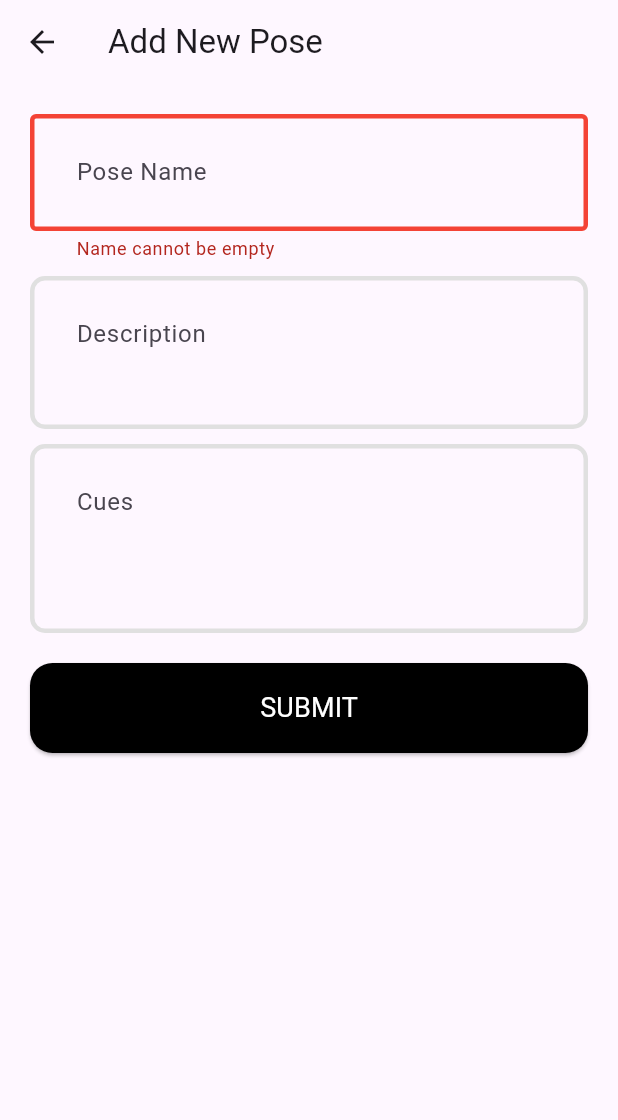
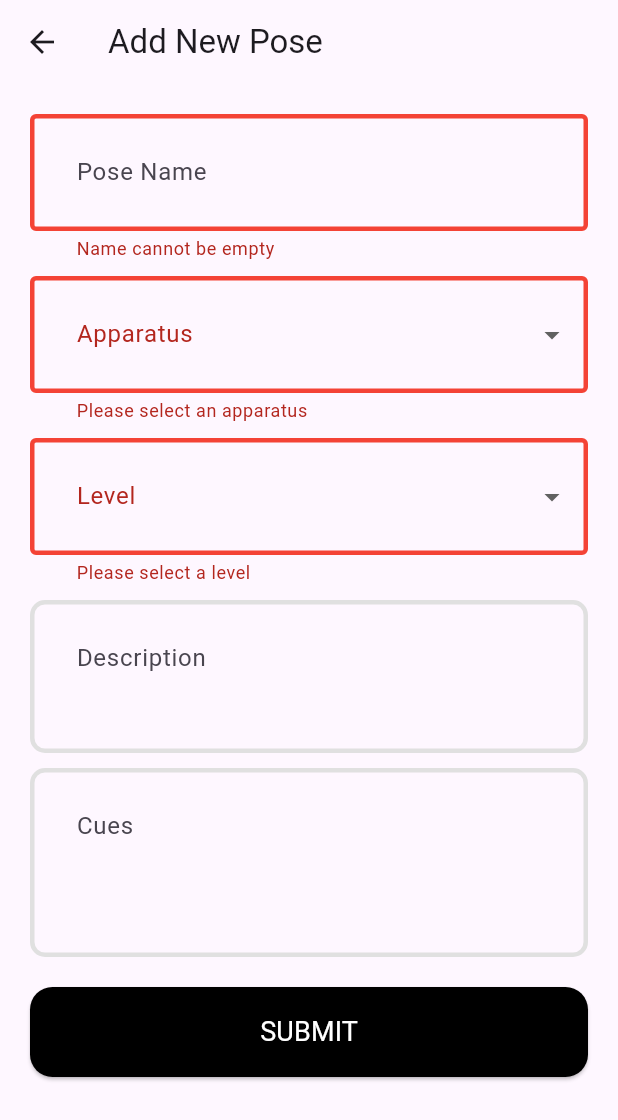
Before and after one commit to bshweta7/Aerialib, a Flutter app: the AddNewPosePage screen opened directly, after a tap on "SUBMIT", on a phone screen of 412 x 824 dp. Shown: the top 1120 px of the screen. Run offline on Flutter 3.47's test engine with Material 3 defaults, Android fonts, the light colour scheme and no system bars; our stand-ins replace cached_network_image, connectivity_plus, flutter_bloc, shared_preferences, sqflite_common_ffi, sqflite_common_ffi_web; missing offline and left inert: flex_color_picker; accounts and stored records are empty; Roboto replaces fonts that are missing (Cera Pro).

Commit message:
Update add new pose page and fix SQLite local repo

```diff
--- a/frontend/lib/features/poses/pages/add_new_pose_page.dart
+++ b/frontend/lib/features/poses/pages/add_new_pose_page.dart
@@ -37,11 +37,11 @@ class _AddNewPosePageState extends State<AddNewPosePage> {
       if (level != null) { // Check if level is a valid integer
         await context.read<PosesCubit>().createNewPose(
           name: nameController.text.trim(),
+          apparatus: apparatusController.text.trim(),
+          level: level, // Use the parsed integer
           description: descriptionController.text.trim(),
           cues: cuesController.text.trim(),
-          apparatus: apparatusController.text.trim(),
-          level: level, // Use the parsed integer
-          thumbnailURL: thumbnailURLController.text.trim(),
+          thumbnailURL: '', // TODO
           token: user.user.token,
           createdBy: user.user.id,
         );
@@ -88,7 +88,8 @@ class _AddNewPosePageState extends State<AddNewPosePage> {
           listener: (context, state) {
             if (state is PoseError) {
               ScaffoldMessenger.of(context).showSnackBar(
-                  SnackBar(content: Text(state.error))
+                SnackBar(content: Text("There was an error adding the pose"))
+                // SnackBar(content: Text(state.error))
               );
             } else if (state is AddNewPoseSuccess) {
               ScaffoldMessenger.of(context).showSnackBar(
@@ -111,7 +112,7 @@ class _AddNewPosePageState extends State<AddNewPosePage> {
               padding: const EdgeInsets.all(20),
               child: Form(
                 key: formKey,
-                child: Column(
+                child: Column( // TODO expanded widget here???
                     children: [
                       // Name Textbox
                       TextFormField(
@@ -128,6 +129,60 @@ class _AddNewPosePageState extends State<AddNewPosePage> {
                         },
                       ),
                       const SizedBox(height: 10,),
+
+                      // Apparatus Dropdown
+                      DropdownButtonFormField<String>(
+                        value: apparatusController.text.isNotEmpty ? apparatusController.text : null,
+                        onChanged: (String? newValue) {
+                          if (newValue != null) {
+                            apparatusController.text = newValue;
+                          }
+                        },
+                        items: <String>['Lyra', 'Hammock']
+                            .map<DropdownMenuItem<String>>((String value) {
+                          return DropdownMenuItem<String>(
+                            value: value,
+                            child: Text(value),
+                          );
+                        }).toList(),
+                        decoration: const InputDecoration(
+                          labelText: 'Apparatus',
+                        ),
+                        validator: (value) {
+                          if (value == null || value.isEmpty) {
+                            return 'Please select an apparatus';
+                          }
+                          return null;
+                        },
+                      ),
+                      const SizedBox(height: 10),
+
+                      // Level Dropdown
+                      DropdownButtonFormField<int>(
+                        value: levelController.text.isNotEmpty ? int.tryParse(levelController.text) : null,
+                        onChanged: (int? newValue) {
+                          if (newValue != null) {
+                            levelController.text = newValue.toString();
+                          }
+                        },
+                        items: <int>[0, 1, 2, 3, 4,]
+                            .map<DropdownMenuItem<int>>((int value) {
+                          return DropdownMenuItem<int>(
+                            value: value,
+                            child: Text(value.toString()),
+                          );
+                        }).toList(),
+                        decoration: const InputDecoration(
+                          labelText: 'Level',
+                        ),
+                        validator: (value) {
+                          if (value == null) {
+                            return 'Please select a level';
+                          }
+                          return null;
+                        },
+                      ),
+                      const SizedBox(height: 10),
 
                       // Description Textbox
                       TextFormField(
@@ -150,20 +205,6 @@ class _AddNewPosePageState extends State<AddNewPosePage> {
                       const SizedBox(height: 10,),
 
 
-
-                      // ColorPicker(
-                      //   heading: const Text("Select Color"),
-                      //   subheading: const Text("Select a different shade"),
-                      //   onColorChanged: (Color color) {
-                      //     setState(() {
-                      //       selectedColor = color;
-                      //     });
-                      //   },
-                      //   color: selectedColor,
-                      //   pickersEnabled: {
-                      //     ColorPickerType.wheel: true,
-                      //   },
-                      // ),
                       const SizedBox(height: 10,),
                       ElevatedButton(
                           onPressed: createNewPose,
--- a/frontend/lib/models/pose_model.dart
+++ b/frontend/lib/models/pose_model.dart
@@ -1,7 +1,4 @@
 import 'dart:convert';
-import 'dart:ui';
-
-import 'package:frontend/core/constants/utils.dart'; // Assuming you have these utilities
 
 class PoseModel {
   final String id;
```
Also changed, not shown: frontend/lib/features/poses/repository/pose_local_repository.dart (+18 -12 lines).
